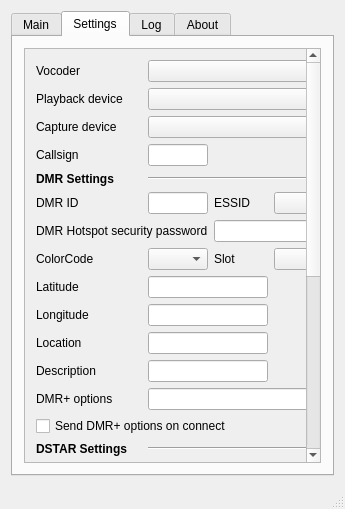
First picture: the form in dudeshield.ui, repository OpenShield/DudeShield, before the edit.
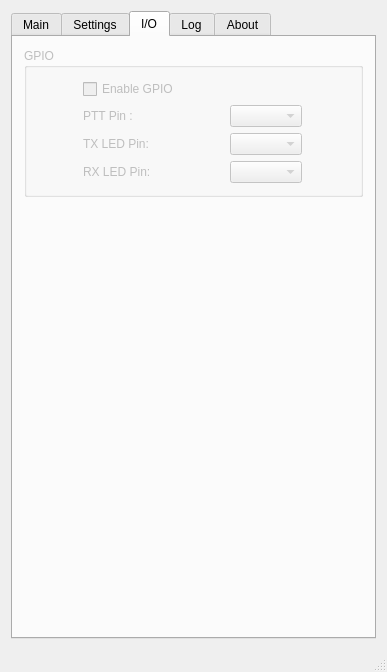
Second picture: the form after the edit. Icons and pictures are not drawn.

Commit message: Add GPIO Tab Page Control Widgets

```diff
--- a/dudeshield.ui
+++ b/dudeshield.ui
@@ -6,8 +6,8 @@
    <rect>
     <x>0</x>
     <y>0</y>
-    <width>338</width>
-    <height>499</height>
+    <width>387</width>
+    <height>672</height>
    </rect>
   </property>
   <property name="windowTitle">
@@ -22,7 +22,7 @@
     <item row="0" column="0">
      <widget class="QTabWidget" name="tabWidget">
       <property name="currentIndex">
-       <number>1</number>
+       <number>2</number>
       </property>
       <widget class="QWidget" name="tabMain">
        <property name="sizePolicy">
@@ -454,8 +454,8 @@
             <rect>
              <x>0</x>
              <y>0</y>
-             <width>286</width>
-             <height>692</height>
+             <width>397</width>
+             <height>995</height>
             </rect>
            </property>
            <layout class="QGridLayout" name="gridLayout_4">
@@ -942,6 +942,120 @@
         </item>
        </layout>
       </widget>
+      <widget class="QWidget" name="tabControl">
+       <attribute name="title">
+        <string>I/O</string>
+       </attribute>
+       <layout class="QVBoxLayout" name="verticalLayout_2">
+        <item>
+         <widget class="QGroupBox" name="gbGPIO">
+          <property name="enabled">
+           <bool>false</bool>
+          </property>
+          <property name="title">
+           <string>GPIO</string>
+          </property>
+          <layout class="QGridLayout" name="gridLayout_8">
+           <item row="4" column="1">
+            <widget class="QComboBox" name="cbRXLEDPIN">
+             <property name="enabled">
+              <bool>false</bool>
+             </property>
+            </widget>
+           </item>
+           <item row="4" column="0">
+            <widget class="QLabel" name="label_4">
+             <property name="sizePolicy">
+              <sizepolicy hsizetype="Fixed" vsizetype="Preferred">
+               <horstretch>0</horstretch>
+               <verstretch>0</verstretch>
+              </sizepolicy>
+             </property>
+             <property name="text">
+              <string>RX LED Pin:</string>
+             </property>
+            </widget>
+           </item>
+           <item row="3" column="1">
+            <widget class="QComboBox" name="cbTXLEDPin">
+             <property name="enabled">
+              <bool>false</bool>
+             </property>
+            </widget>
+           </item>
+           <item row="2" column="1">
+            <widget class="QComboBox" name="cbPTTPin">
+             <property name="enabled">
+              <bool>false</bool>
+             </property>
+             <property name="sizePolicy">
+              <sizepolicy hsizetype="Fixed" vsizetype="Fixed">
+               <horstretch>0</horstretch>
+               <verstretch>0</verstretch>
+              </sizepolicy>
+             </property>
+            </widget>
+           </item>
+           <item row="3" column="0">
+            <widget class="QLabel" name="label_3">
+             <property name="sizePolicy">
+              <sizepolicy hsizetype="Fixed" vsizetype="Preferred">
+               <horstretch>0</horstretch>
+               <verstretch>0</verstretch>
+              </sizepolicy>
+             </property>
+             <property name="text">
+              <string>TX LED Pin:</string>
+             </property>
+            </widget>
+           </item>
+           <item row="2" column="0">
+            <widget class="QLabel" name="label_2">
+             <property name="sizePolicy">
+              <sizepolicy hsizetype="Fixed" vsizetype="Preferred">
+               <horstretch>0</horstretch>
+               <verstretch>0</verstretch>
+              </sizepolicy>
+             </property>
+             <property name="text">
+              <string>PTT Pin :</string>
+             </property>
+            </widget>
+           </item>
+           <item row="1" column="0">
+            <widget class="QCheckBox" name="cbGPIOON">
+             <property name="enabled">
+              <bool>false</bool>
+             </property>
+             <property name="sizePolicy">
+              <sizepolicy hsizetype="Fixed" vsizetype="Fixed">
+               <horstretch>0</horstretch>
+               <verstretch>0</verstretch>
+              </sizepolicy>
+             </property>
+             <property name="text">
+              <string>Enable GPIO</string>
+             </property>
+            </widget>
+           </item>
+          </layout>
+         </widget>
+        </item>
+        <item>
+         <spacer name="verticalSpacer">
+          <property name="orientation">
+           <enum>Qt::Vertical</enum>
+          </property>
+          <property name="sizeHint" stdset="0">
+           <size>
+            <width>20</width>
+            <height>40</height>
+           </size>
+          </property>
+         </spacer>
+        </item>
+       </layout>
+      </widget>
       <widget class="QWidget" name="tabLog">
        <attribute name="title">
         <string>Log</string>
```
The commit also changes 4 other files.
